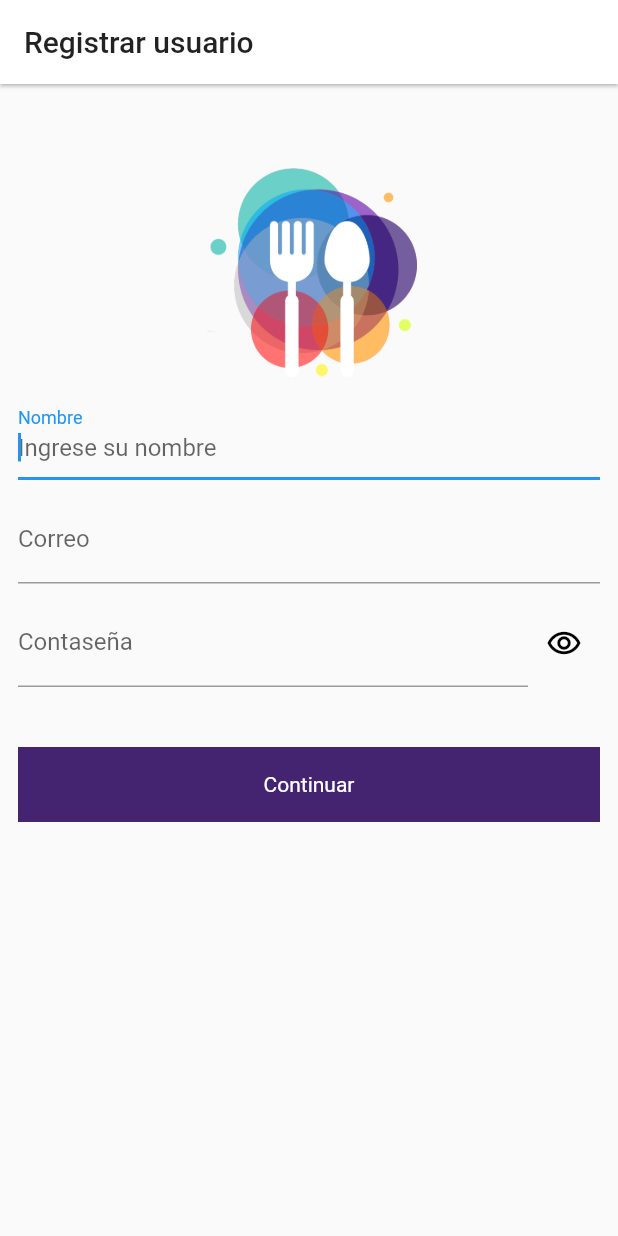
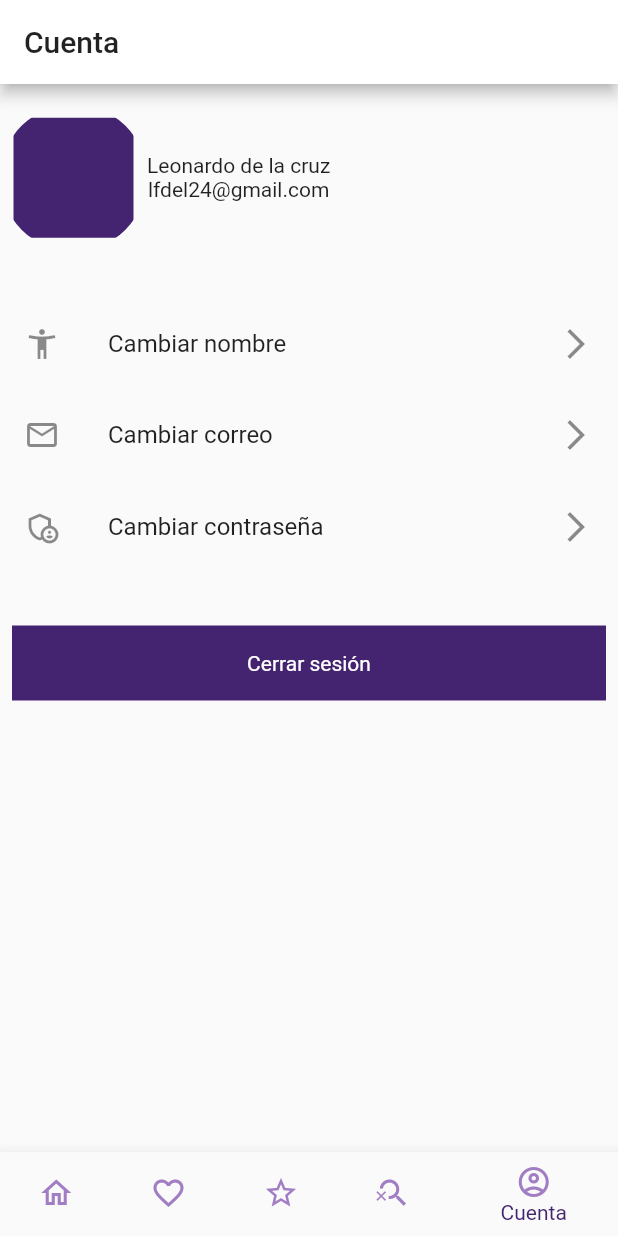
Before and after one commit to lfdel24/restaurants, a Flutter app: the screen it shows after launch, on a phone screen of 412 x 824 dp. Run offline on Flutter 3.47's test engine with Material 2 defaults, Android fonts, the phone set to English and light mode, and no system bars; our stand-ins replace dio; missing offline and left inert: simple_logger.

Commit message:
Add user Options View

```diff
--- /dev/null
+++ b/lib/custom_widgets/custom_material_button.dart
@@ -0,0 +1,32 @@
+import 'package:flutter/material.dart';
+
+import '../r_colors.dart';
+
+class CustomMaterialButton extends StatelessWidget {
+  final String label;
+  final Function onPressed;
+
+  const CustomMaterialButton(
+      {Key? key, this.label = "", required this.onPressed})
+      : super(key: key);
+
+  @override
+  Widget build(BuildContext context) {
+    return Container(
+      margin: EdgeInsets.all(8),
+      color: RColors.purpleAccent,
+      width: double.infinity,
+      height: 50,
+      child: MaterialButton(
+        onPressed: () => onPressed,
+        child: Text(
+          label,
+          style: Theme.of(context)
+              .textTheme
+              .bodyText2
+              ?.copyWith(color: Colors.white),
+        ),
+      ),
+    );
+  }
+}
--- a/lib/main.dart
+++ b/lib/main.dart
@@ -1,12 +1,12 @@
 import 'package:flutter/material.dart';
 import 'package:provider/provider.dart';
-import 'package:restaurants/account/controller/register_user_controller.dart';
-import 'package:restaurants/account/view/register_user_view.dart';
 import 'package:restaurants/favorites/favorites.dart';
 import 'package:restaurants/r_colors.dart';
 import 'package:restaurants/restaurants/restaurants.dart';
 import 'package:restaurants/search/search.dart';
 import 'package:restaurants/top_restaurants/top_restaurants.dart';
+import 'package:restaurants/user/controller/register_user_controller.dart';
+import 'package:restaurants/user/view/account_view.dart';
 
 void main() {
   runApp(
@@ -26,8 +26,7 @@ class MyApp extends StatelessWidget {
       debugShowCheckedModeBanner: false,
       title: 'Restaurants | lfdel24@gmail.com',
       theme: ThemeData(primaryColor: Colors.white),
-      //home: NavigatorView(),
-      home: RegisterUserView(),
+      home: NavigatorView(),
     );
   }
 }
@@ -44,7 +43,7 @@ class _NavigatorViewState extends State<NavigatorView> {
     FavoritesView(),
     TopRestaurantsView(),
     SearchView(),
-    RegisterUserView(),
+    AccountView()
   ];
 
   void _onTab(int index) {
--- a/lib/account/view/account_view.dart
+++ b/lib/user/view/account_view.dart
@@ -1,13 +1,12 @@
 import 'package:flutter/material.dart';
-import 'package:restaurants/account/view/register_user_view.dart';
-import 'package:restaurants/account/view/user_guest_view.dart';
+import 'package:restaurants/user/view/user_options_view.dart';
 
 class AccountView extends StatelessWidget {
-
   final bool isLogged = false;
 
   @override
   Widget build(BuildContext context) {
-    return RegisterUserView();
+    //return RegisterUserView();
+    return UserOptionsView();
   }
 }
--- a/lib/account/view/register_user_view.dart
+++ b/lib/user/view/register_user_view.dart
@@ -1,7 +1,7 @@
 import 'package:flutter/material.dart';
 import 'package:provider/provider.dart';
-import 'package:restaurants/account/controller/register_user_controller.dart';
 import 'package:restaurants/r_colors.dart';
+import 'package:restaurants/user/controller/register_user_controller.dart';
 
 class RegisterUserView extends StatelessWidget {
   final marginHorizontal = EdgeInsets.symmetric(horizontal: 12);
--- a/lib/account/view/user_guest_view.dart
+++ b/lib/user/view/user_guest_view.dart
@@ -1,6 +1,6 @@
 import 'package:flutter/material.dart';
-import 'package:restaurants/account/account_utils.dart';
 import 'package:restaurants/r_colors.dart';
+import 'package:restaurants/user/account_utils.dart';
 
 class UserGuestView extends StatelessWidget {
   @override
--- /dev/null
+++ b/lib/user/view/user_options_view.dart
@@ -0,0 +1,76 @@
+import 'package:flutter/material.dart';
+import 'package:restaurants/custom_widgets/custom_material_button.dart';
+import 'package:restaurants/r_colors.dart';
+
+class UserOptionsView extends StatelessWidget {
+  @override
+  Widget build(BuildContext context) {
+    return Scaffold(
+      appBar: AppBar(
+        title: Text("Cuenta"),
+      ),
+      body: Container(
+        width: double.infinity,
+        height: double.infinity,
+        child: Column(
+          children: [
+            Row(
+              children: [
+                SizedBox(
+                  height: 125,
+                ),
+                ClipRRect(
+                    borderRadius: BorderRadius.circular(100),
+                    child: Container(
+                        margin: EdgeInsets.all(9),
+                        width: 80,
+                        height: 80,
+                        color: RColors.purpleAccent)),
+                Column(
+                  children: [
+                    Text("Leonardo de la cruz"),
+                    Text("lfdel24@gmail.com"),
+                  ],
+                )
+              ],
+            ),
+            SizedBox(
+              height: 20,
+            ),
+            ListTile(
+              onTap: () {},
+              title: Text("Cambiar nombre"),
+              leading: Icon(Icons.accessibility_new_outlined),
+              trailing: Icon(Icons.arrow_forward_ios_outlined),
+            ),
+            SizedBox(
+              height: 5,
+            ),
+            ListTile(
+              onTap: () {},
+              title: Text("Cambiar correo"),
+              leading: Icon(Icons.mail_outline),
+              trailing: Icon(Icons.arrow_forward_ios_outlined),
+            ),
+            SizedBox(
+              height: 5,
+            ),
+            ListTile(
+              onTap: () {},
+              title: Text("Cambiar contraseña"),
+              leading: Icon(Icons.admin_panel_settings_outlined),
+              trailing: Icon(Icons.arrow_forward_ios_outlined),
+            ),
+            SizedBox(
+              height: 30,
+            ),
+            CustomMaterialButton(
+              onPressed: () {},
+              label: "Cerrar sesión",
+            )
+          ],
+        ),
+      ),
+    );
+  }
+}
```
Also changed, not shown: lib/user/account_utils.dart (renamed from lib/account/account_utils.dart), lib/user/controller/register_user_controller.dart (renamed from lib/account/controller/register_user_controller.dart).
